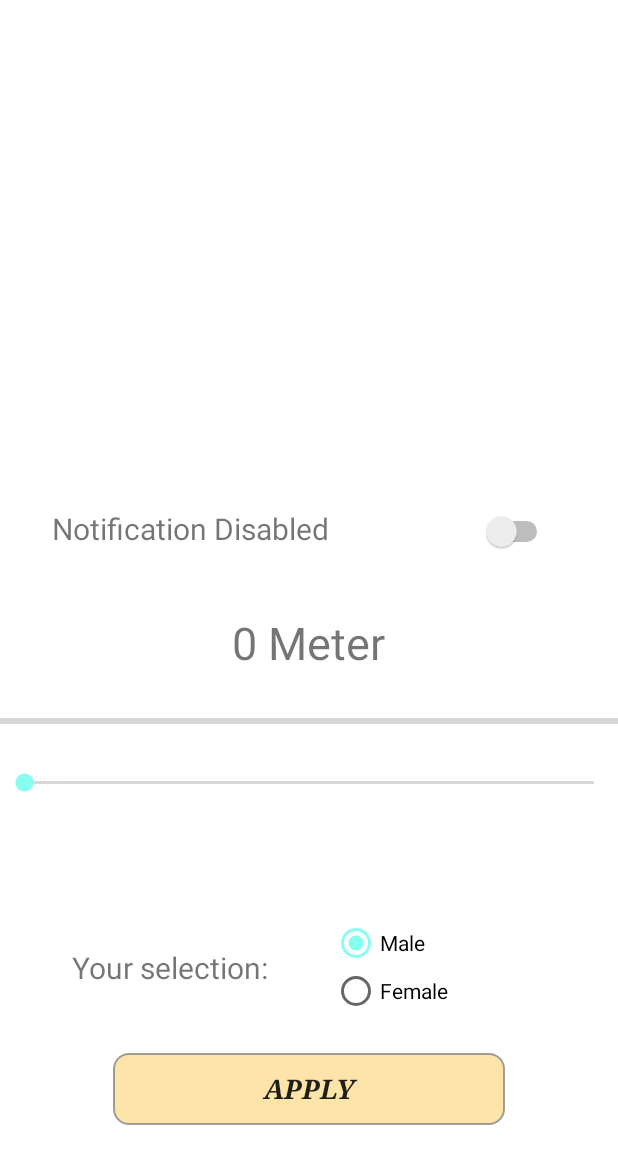
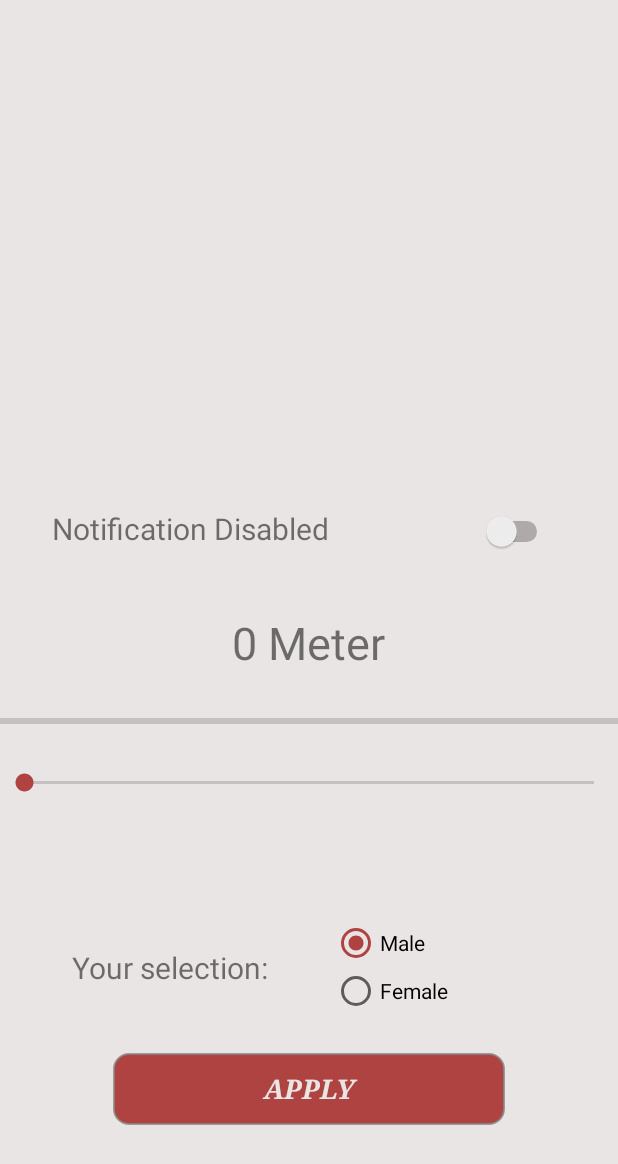
Before and after one commit to priyamshah112/virtual-mask, an Android app: the SettingActivity screen opened directly, with no data from a screen before it, on a phone screen of 412 x 824 dp. Shown: the top 1164 px of the screen. Run offline under Robolectric (Android 15) with nearby library versions, the phone set to English and light mode, and no system bars; Roboto replaces fonts that are not available here.

Commit message:
added the color to the settings page

```diff
--- /dev/null
+++ b/VirtualMask/app/src/main/res/drawable/round_button_floatcolor.xml
@@ -0,0 +1,19 @@
+<?xml version="1.0" encoding="utf-8"?>
+<shape xmlns:android="http://schemas.android.com/apk/res/android"
+    android:shape="rectangle" >
+
+    <stroke
+        android:drawable="@android:color/transparent"
+        android:width="1dp"
+        android:color="#CC888888" >
+    </stroke>
+
+    <solid android:color="@color/floatbutton" />
+
+    <corners
+        android:bottomLeftRadius="10dp"
+        android:bottomRightRadius="10dp"
+        android:topLeftRadius="10dp"
+        android:topRightRadius="10dp" />
+
+</shape>
--- a/VirtualMask/app/src/main/res/layout/activity_fullscreen.xml
+++ b/VirtualMask/app/src/main/res/layout/activity_fullscreen.xml
@@ -166,6 +166,7 @@
             android:layout_gravity="center"
             android:layout_marginEnd="0dp"
             android:layout_marginBottom="345dp"
+            android:background="#323232"
             android:fontFamily="serif"
             android:gravity="center"
             android:text="PLease Wear Your Mask \n And click the Image"
--- a/VirtualMask/app/src/main/res/layout/activity_setting.xml
+++ b/VirtualMask/app/src/main/res/layout/activity_setting.xml
@@ -4,7 +4,7 @@
     xmlns:tools="http://schemas.android.com/tools"
     android:layout_width="match_parent"
     android:layout_height="match_parent"
-    android:background="#ffffff"
+    android:background="@color/colormask"
     tools:context=".SettingActivity">
 
     <!-- The primary full-screen view. This can be replaced with whatever view
@@ -106,14 +106,18 @@
                 android:layout_height="wrap_content"
                 android:checked="true"
                 android:onClick="checkButton"
-                android:text="Male" />
+                android:text="Male"
+                android:textColorHighlight="@color/colormask"
+                android:textColorLink="@color/colormask" />
 
             <RadioButton
                 android:id="@+id/radio_two"
                 android:layout_width="match_parent"
                 android:layout_height="wrap_content"
                 android:onClick="checkButton"
-                android:text="Female" />
+                android:text="Female"
+                android:textColorHighlight="@color/colormask"
+                android:textColorLink="@color/colormask" />
         </RadioGroup>
 
         <TextView
@@ -139,9 +143,10 @@
             android:layout_marginStart="75dp"
             android:layout_marginEnd="75dp"
             android:layout_marginBottom="74dp"
-            android:background="@drawable/round_button"
+            android:background="@drawable/round_button_floatcolor"
             android:fontFamily="serif"
             android:text="APPLY"
+            android:textColor="@color/colormask"
             android:textAlignment="center"
             android:textSize="18sp"
             android:textStyle="bold|italic" />
--- a/VirtualMask/app/src/main/res/values/colors.xml
+++ b/VirtualMask/app/src/main/res/values/colors.xml
@@ -1,8 +1,8 @@
 <?xml version="1.0" encoding="utf-8"?>
 <resources>
     <color name="colorPrimary">#FDE4A8</color>
-    <color name="colorPrimaryDark">#86FFEF</color>
-    <color name="colorAccent">#86FFEF</color>
+    <color name="colorPrimaryDark">#AF4341</color>
+    <color name="colorAccent">#AF4341</color>
 
     <!-- colors for button style -->
     <color name="colorcough">#D4CCCA</color>
```
